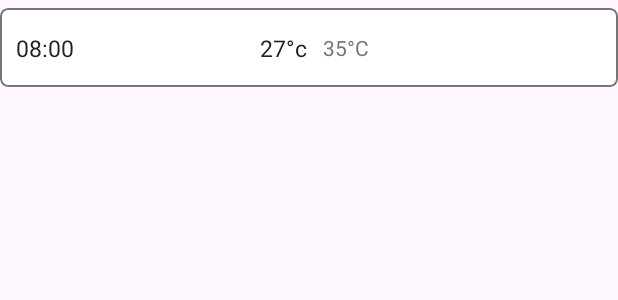
After one commit to MaxGB2605/MyWeatherApp, an Android app: the layout item_container_forecast.xml on its own in the app's theme, with its tools: preview values and no code run, on a phone screen of 412 x 824 dp. The commit adds this screen. Shown: the top 300 px of the screen. Run offline under Robolectric (Android 15) with nearby library versions, the phone set to English and light mode, and no system bars.

Commit message:
Temperature updated

```diff
--- a/app/src/main/AndroidManifest.xml
+++ b/app/src/main/AndroidManifest.xml
@@ -5,8 +5,6 @@
     <uses-permission android:name="android.permission.ACCESS_FINE_LOCATION" />
     <uses-permission android:name="android.permission.ACCESS_COARSE_LOCATION" />
     <uses-permission android:name="android.permission.INTERNET" />
-    <uses-permission android:name="android.permission.READ_EXTERNAL_STORAGE" />
-    <uses-permission android:name="android.permission.WRITE_EXTERNAL_STORAGE" />
 
 
     <application
--- a/app/src/main/java/com/example/myweatherapp2/fragments/location/LocationsAdapter.kt
+++ b/app/src/main/java/com/example/myweatherapp2/fragments/location/LocationsAdapter.kt
@@ -49,7 +49,7 @@ class LocationsAdapter(
         fun bind(remoteLocation: RemoteLocation) {
             with(remoteLocation) {
                 val location = "$name, $region, $country"
-                binding.textRemoteLacation.text = location
+                binding.textRemoteLocation.text = location
                 binding.root.setOnClickListener { onLocationClicked(remoteLocation) }
             }
         }
--- a/app/src/main/res/layout/fragment_home.xml
+++ b/app/src/main/res/layout/fragment_home.xml
@@ -5,10 +5,12 @@
     android:id="@+id/swipeRefreshLayout"
     android:layout_width="match_parent"
     android:layout_height="match_parent"
+    android:animateLayoutChanges="true"
     android:background="@color/cultured">
 
     <androidx.recyclerview.widget.RecyclerView
         android:id="@+id/weatherDataRecyclerView"
+        android:visibility="visible"
         android:layout_width="match_parent"
         android:layout_height="match_parent"
         android:clipToPadding="false"
--- a/app/src/main/res/layout/fragment_location.xml
+++ b/app/src/main/res/layout/fragment_location.xml
@@ -49,6 +49,8 @@
             android:textColor="@color/raising_black"
             android:textColorHint="@color/sonic_silver"
             android:textSize="@dimen/_12ssp" />
+
+
     </com.google.android.material.textfield.TextInputLayout>
 
 
--- a/app/src/main/res/layout/item_container_current_location.xml
+++ b/app/src/main/res/layout/item_container_current_location.xml
@@ -52,4 +52,6 @@
         app:layout_constraintBottom_toBottomOf="@id/imageLocation"
         app:layout_constraintEnd_toEndOf="parent"
         app:layout_constraintTop_toTopOf="@+id/textCurrentDate" />
+
+
 </androidx.constraintlayout.widget.ConstraintLayout>
--- /dev/null
+++ b/app/src/main/res/layout/item_container_forecast.xml
@@ -0,0 +1,77 @@
+<?xml version="1.0" encoding="utf-8"?>
+<com.google.android.material.card.MaterialCardView xmlns:android="http://schemas.android.com/apk/res/android"
+    xmlns:app="http://schemas.android.com/apk/res-auto"
+    xmlns:tools="http://schemas.android.com/tools"
+    android:layout_width="match_parent"
+    android:layout_height="wrap_content"
+    android:layout_marginTop="@dimen/_4sdp"
+    android:layout_marginBottom="@dimen/_4sdp"
+    app:cardBackgroundColor="@color/white"
+    app:cardCornerRadius="@dimen/_4sdp"
+    app:cardElevation="0dp"
+    app:strokeColor="@color/sonic_silver"
+    app:strokeWidth="1dp">
+
+
+    <androidx.constraintlayout.widget.ConstraintLayout
+        android:layout_width="match_parent"
+        android:layout_height="wrap_content"
+        android:padding="@dimen/_8sdp">
+
+
+        <androidx.appcompat.widget.AppCompatTextView
+            android:id="@+id/textTime"
+            android:layout_width="0dp"
+            android:layout_height="wrap_content"
+            android:ellipsize="end"
+            android:maxLines="1"
+            android:textColor="@color/raising_black"
+            android:textSize="@dimen/_12ssp"
+            app:layout_constraintBottom_toBottomOf="parent"
+            app:layout_constraintStart_toStartOf="parent"
+            app:layout_constraintTop_toTopOf="parent"
+            tools:text="08:00" />
+
+
+        <androidx.appcompat.widget.AppCompatImageView
+            android:id="@+id/imageIcon"
+            android:layout_width="@dimen/_24sdp"
+            android:layout_height="@dimen/_24sdp"
+            app:layout_constraintBottom_toBottomOf="parent"
+            app:layout_constraintEnd_toEndOf="parent"
+            app:layout_constraintTop_toTopOf="parent" />
+
+
+        <androidx.appcompat.widget.AppCompatTextView
+            android:id="@+id/textTemperature"
+            android:layout_width="0dp"
+            android:layout_height="wrap_content"
+            android:layout_marginStart="@dimen/_8sdp"
+            android:gravity="end"
+            android:textColor="@color/raising_black"
+            android:textSize="@dimen/_12ssp"
+            app:layout_constraintBottom_toBottomOf="parent"
+            app:layout_constraintEnd_toStartOf="@+id/textFeelsLikeTemperature"
+            app:layout_constraintStart_toEndOf="@+id/textTime"
+            app:layout_constraintTop_toTopOf="parent"
+            tools:text="27\u00B0c" />
+
+
+        <androidx.appcompat.widget.AppCompatTextView
+            android:id="@+id/textFeelsLikeTemperature"
+            android:layout_width="0dp"
+            android:layout_height="wrap_content"
+            android:layout_marginStart="@dimen/_8sdp"
+            android:layout_marginEnd="@dimen/_8sdp"
+            android:gravity="start"
+            android:textColor="@color/sonic_silver"
+            app:layout_constraintBottom_toBottomOf="parent"
+            app:layout_constraintEnd_toStartOf="@+id/imageIcon"
+            app:layout_constraintStart_toEndOf="@+id/textTemperature"
+            app:layout_constraintTop_toTopOf="parent"
+            tools:text="35\u00B0C" />
+
+
+    </androidx.constraintlayout.widget.ConstraintLayout>
+
+</com.google.android.material.card.MaterialCardView>
--- a/app/src/main/res/layout/item_container_location.xml
+++ b/app/src/main/res/layout/item_container_location.xml
@@ -1,7 +1,7 @@
 <?xml version="1.0" encoding="utf-8"?>
 <androidx.appcompat.widget.AppCompatTextView xmlns:android="http://schemas.android.com/apk/res/android"
     xmlns:tools="http://schemas.android.com/tools"
-    android:id="@+id/textRemoteLacation"
+    android:id="@+id/textRemoteLocation"
     android:layout_width="match_parent"
     android:layout_height="wrap_content"
     android:paddingTop="@dimen/_8sdp"
```
Also changed, not shown: app/build.gradle.kts (+11 -11 lines), app/src/main/java/com/example/myweatherapp2/data/WeatherData.kt (+10 -1 lines), app/src/main/java/com/example/myweatherapp2/fragments/home/HomeFragment.kt (+16 -5 lines), app/src/main/java/com/example/myweatherapp2/fragments/home/HomeViewModel.kt (+23 -3 lines), app/src/main/java/com/example/myweatherapp2/fragments/home/WeatherDataAdapter.kt (+85 -5 lines), app/src/main/res/layout/item_container_current_weather.xml (+9 -4 lines), gradle/libs.versions.toml (+8 -0 lines).
